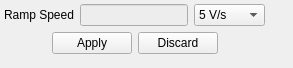
Qt form src/client/mesycontrol/ui/mhv4_global_settings.ui (flueke/mesycontrol) before a commit.
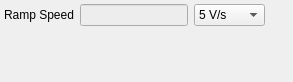
The same form after that commit.

The edit to the form file:
```diff
--- a/src/client/mesycontrol/ui/mhv4_global_settings.ui
+++ b/src/client/mesycontrol/ui/mhv4_global_settings.ui
@@ -7,13 +7,13 @@
     <x>0</x>
     <y>0</y>
     <width>293</width>
-    <height>68</height>
+    <height>82</height>
    </rect>
   </property>
   <property name="windowTitle">
    <string>Form</string>
   </property>
-  <layout class="QGridLayout" name="gridLayout" rowstretch="0,0,1" columnstretch="0,0,0,1">
+  <layout class="QGridLayout" name="gridLayout" rowstretch="0,0" columnstretch="0,0,0,0">
    <property name="margin">
     <number>4</number>
    </property>
@@ -61,50 +61,6 @@
      </property>
     </widget>
    </item>
-   <item row="1" column="0" colspan="3">
-    <layout class="QHBoxLayout" name="horizontalLayout">
-     <item>
-      <spacer name="horizontalSpacer">
-       <property name="orientation">
-        <enum>Qt::Horizontal</enum>
-       </property>
-       <property name="sizeHint" stdset="0">
-        <size>
-         <width>40</width>
-         <height>20</height>
-        </size>
-       </property>
-      </spacer>
-     </item>
-     <item>
-      <widget class="QPushButton" name="pb_apply">
-       <property name="text">
-        <string>Apply</string>
-       </property>
-      </widget>
-     </item>
-     <item>
-      <widget class="QPushButton" name="pb_discard">
-       <property name="text">
-        <string>Discard</string>
-       </property>
-      </widget>
-     </item>
-     <item>
-      <spacer name="horizontalSpacer_2">
-       <property name="orientation">
-        <enum>Qt::Horizontal</enum>
-       </property>
-       <property name="sizeHint" stdset="0">
-        <size>
-         <width>40</width>
-         <height>20</height>
-        </size>
-       </property>
-      </spacer>
-     </item>
-    </layout>
-   </item>
    <item row="0" column="2">
     <widget class="QComboBox" name="combo_target_ramp_speed">
      <item>
@@ -129,17 +85,10 @@
      </item>
     </widget>
    </item>
-   <item row="0" column="0">
-    <widget class="QLabel" name="label_21">
-     <property name="text">
-      <string>Ramp Speed</string>
-     </property>
-    </widget>
-   </item>
-   <item row="2" column="0" colspan="3">
-    <spacer name="verticalSpacer">
+   <item row="0" column="3" rowspan="2">
+    <spacer name="horizontalSpacer_3">
      <property name="orientation">
-      <enum>Qt::Vertical</enum>
+      <enum>Qt::Horizontal</enum>
      </property>
      <property name="sizeHint" stdset="0">
       <size>
@@ -149,10 +98,17 @@
      </property>
     </spacer>
    </item>
-   <item row="0" column="3" rowspan="3">
-    <spacer name="horizontalSpacer_3">
+   <item row="0" column="0">
+    <widget class="QLabel" name="label_21">
+     <property name="text">
+      <string>Ramp Speed</string>
+     </property>
+    </widget>
+   </item>
+   <item row="1" column="0" colspan="3">
+    <spacer name="verticalSpacer">
      <property name="orientation">
-      <enum>Qt::Horizontal</enum>
+      <enum>Qt::Vertical</enum>
      </property>
      <property name="sizeHint" stdset="0">
       <size>
```
